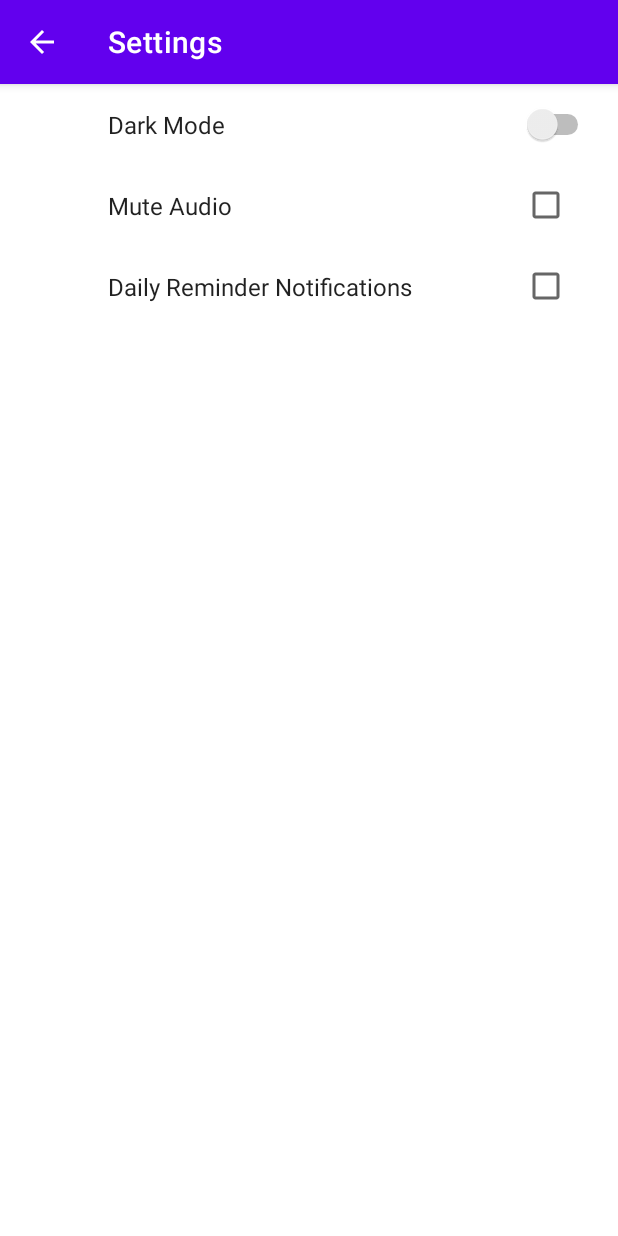
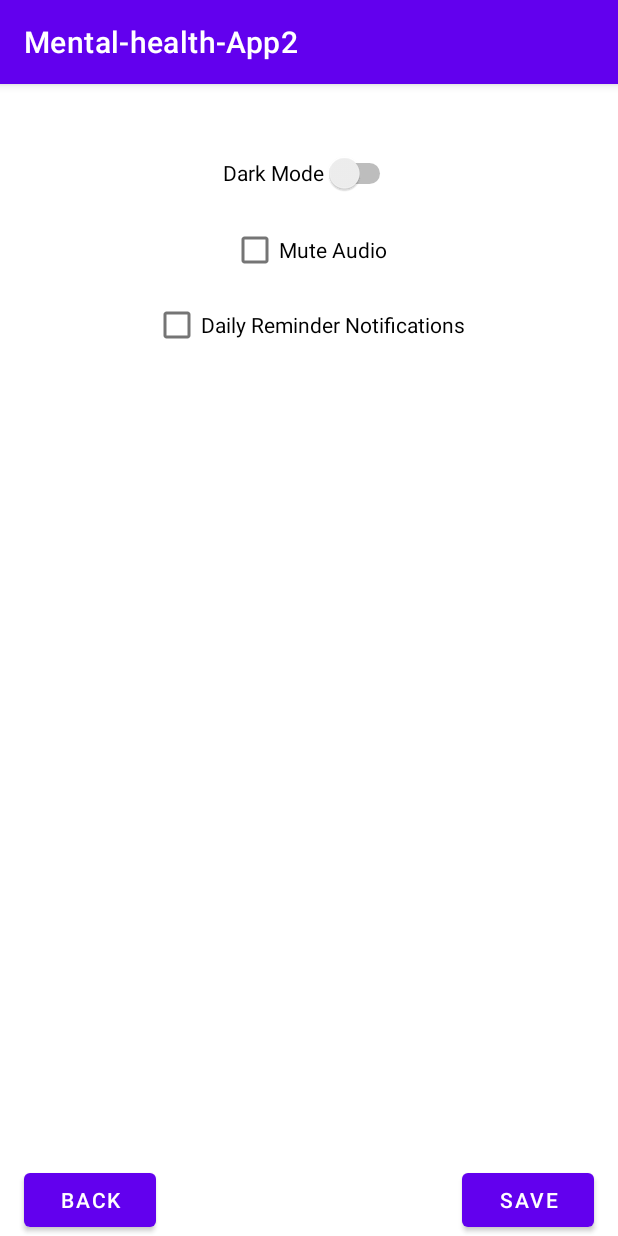
Before and after one commit to AbCoding/Mental-health-App, an Android app: the screen it shows after launch (SettingsActivity before the commit, settingspage after it), after a tap on "SETTINGS", on a phone screen of 412 x 824 dp. Run offline under Robolectric (Android 15) with nearby library versions, the phone set to English and light mode, and no system bars.

Commit message:
my final copy so u can like combine stuff

```diff
--- a/app/src/main/AndroidManifest.xml
+++ b/app/src/main/AndroidManifest.xml
@@ -12,6 +12,9 @@
         android:supportsRtl="true"
         android:theme="@style/Theme.MentalhealthApp2">
         <activity
+            android:name=".settingspage"
+            android:exported="true" />
+        <activity
             android:name=".option1"
             android:exported="true"
             android:label="@string/title_activity_option1"
@@ -22,11 +25,6 @@
         <activity
             android:name=".TrendsActivity"
             android:exported="true" />
-        <activity
-            android:name=".SettingsActivity"
-            android:exported="true"
-            android:label="@string/title_activity_settings"
-            android:parentActivityName=".MainActivity" />
         <activity
             android:name=".MainActivity"
             android:exported="true">
--- a/app/src/main/java/com/example/mental_health_app2/MainActivity.kt
+++ b/app/src/main/java/com/example/mental_health_app2/MainActivity.kt
@@ -17,7 +17,7 @@ class MainActivity : AppCompatActivity() {
 
         val SettingButton = findViewById<Button>(R.id.settingsButton)
         SettingButton?.setOnClickListener(){
-            val intent= Intent(this,SettingsActivity::class.java)
+            val intent= Intent(this,settingspage::class.java)
             startActivity(intent)
 
 
--- a/app/src/main/java/com/example/mental_health_app2/SettingsActivity.kt
+++ /dev/null
@@ -1,26 +0,0 @@
-package com.example.mental_health_app2
-
-import android.os.Bundle
-import androidx.appcompat.app.AppCompatActivity
-import androidx.preference.PreferenceFragmentCompat
-
-class SettingsActivity : AppCompatActivity() {
-
-    override fun onCreate(savedInstanceState: Bundle?) {
-        super.onCreate(savedInstanceState)
-        setContentView(R.layout.settings_activity)
-        if (savedInstanceState == null) {
-            supportFragmentManager
-                .beginTransaction()
-                .replace(R.id.settings, SettingsFragment())
-                .commit()
-        }
-        supportActionBar?.setDisplayHomeAsUpEnabled(true)
-    }
-
-    class SettingsFragment : PreferenceFragmentCompat() {
-        override fun onCreatePreferences(savedInstanceState: Bundle?, rootKey: String?) {
-            setPreferencesFromResource(R.xml.root_preferences, rootKey)
-        }
-    }
-}
--- a/app/src/main/java/com/example/mental_health_app2/option1.kt
+++ b/app/src/main/java/com/example/mental_health_app2/option1.kt
@@ -31,8 +31,6 @@ class option1 : AppCompatActivity() {
 
 
 
-
-
         val Back = findViewById<Button>(R.id.Option1Back)
         Back?.setOnClickListener() {
             val intent = Intent(this, HelpOptions::class.java)
@@ -40,6 +38,8 @@ class option1 : AppCompatActivity() {
             finish()
 
 
+
+
     }
 
 }
--- /dev/null
+++ b/app/src/main/java/com/example/mental_health_app2/settingspage.kt
@@ -0,0 +1,66 @@
+package com.example.mental_health_app2
+
+import android.content.Context
+import android.content.Intent
+import androidx.appcompat.app.AppCompatActivity
+import android.os.Bundle
+import android.widget.*
+
+class settingspage : AppCompatActivity() {
+    override fun onCreate(savedInstanceState: Bundle?) {
+        super.onCreate(savedInstanceState)
+        setContentView(R.layout.activity_settingspage)
+        //val et_text = findViewById<EditText>(R.id.et_text)
+        //val tv_text = findViewById<TextView>(R.id.tv_text)
+        val sw_switch = findViewById<Switch>(R.id.sw_switch)
+        val audio = findViewById<CheckBox>(R.id.muteaudio)
+        val notificationz = findViewById<CheckBox>(R.id.Dailynotifications)
+
+        loadData(sw_switch,audio,notificationz)
+
+        val bt_button = findViewById<Button>(R.id.bt_button)
+        bt_button.setOnClickListener{
+            saveData(sw_switch,audio,notificationz)
+
+        }
+        val Back = findViewById<Button>(R.id.back_button)
+        Back?.setOnClickListener() {
+            val intent = Intent(this, MainActivity::class.java)
+            startActivity(intent)
+            finish()}
+
+
+    }
+
+
+    private fun saveData(sw_switch:Switch,audio:CheckBox,notificationz:CheckBox) {
+        //val insertedText = et_text.text.toString()
+        //tv_text.text = insertedText
+
+        val sharedPreferences = getSharedPreferences("sharedPrefs", Context.MODE_PRIVATE)
+        val editor = sharedPreferences.edit()
+        editor.apply{
+            //putString("STRING_KEY",insertedText)
+            putBoolean("BOOLEAN_KEY",sw_switch.isChecked)
+            putBoolean("BOOLEAN_KEY1",audio.isChecked)
+            putBoolean("BOOLEAN_KEY2",notificationz.isChecked)
+        }.apply()
+
+        Toast.makeText(this,"Data saved",Toast.LENGTH_SHORT).show()
+
+    }
+
+    private fun loadData(sw_switch:Switch,audio:CheckBox,notificationz:CheckBox){
+        val sharedPreferences = getSharedPreferences("sharedPrefs", Context.MODE_PRIVATE)
+        //val savedString = sharedPreferences.getString("STRING_KEY", null)
+        val savedBoolean = sharedPreferences.getBoolean("BOOLEAN_KEY",false)
+        val savedBoolean1 = sharedPreferences.getBoolean("BOOLEAN_KEY1",false)
+        val savedBoolean2 = sharedPreferences.getBoolean("BOOLEAN_KEY2",false)
+
+        //tv_text.text = savedString
+        sw_switch.isChecked = savedBoolean
+        audio.isChecked = savedBoolean1
+        notificationz.isChecked = savedBoolean2
+    }
+
+}
--- /dev/null
+++ b/app/src/main/res/layout/activity_settingspage.xml
@@ -0,0 +1,85 @@
+<?xml version="1.0" encoding="utf-8"?>
+<androidx.constraintlayout.widget.ConstraintLayout xmlns:android="http://schemas.android.com/apk/res/android"
+    xmlns:app="http://schemas.android.com/apk/res-auto"
+    xmlns:tools="http://schemas.android.com/tools"
+    android:id="@+id/relativeLayout"
+    android:layout_width="match_parent"
+    android:layout_height="match_parent"
+    tools:context=".settingspage">
+
+
+    <Button
+        android:id="@+id/back_button"
+        android:layout_width="wrap_content"
+        android:layout_height="wrap_content"
+        android:layout_centerHorizontal="false"
+        android:layout_centerVertical="false"
+        android:text="Back"
+        app:layout_constraintBottom_toBottomOf="parent"
+        app:layout_constraintHorizontal_bias="0.049"
+        app:layout_constraintLeft_toLeftOf="parent"
+        app:layout_constraintRight_toRightOf="parent"
+
+        app:layout_constraintTop_toTopOf="parent"
+        app:layout_constraintVertical_bias="1.0" />
+
+    <Button
+        android:id="@+id/bt_button"
+        android:layout_width="wrap_content"
+        android:layout_height="wrap_content"
+        android:layout_centerHorizontal="false"
+        android:layout_centerVertical="false"
+        android:text="Save"
+        app:layout_constraintBottom_toBottomOf="parent"
+        app:layout_constraintHorizontal_bias="0.95"
+        app:layout_constraintLeft_toLeftOf="parent"
+        app:layout_constraintRight_toRightOf="parent"
+
+        app:layout_constraintTop_toTopOf="parent"
+        app:layout_constraintVertical_bias="1.0" />
+
+    <CheckBox
+        android:id="@+id/Dailynotifications"
+        android:layout_width="wrap_content"
+        android:layout_height="wrap_content"
+        android:text="Daily Reminder Notifications"
+        app:layout_constraintBottom_toBottomOf="parent"
+        app:layout_constraintEnd_toEndOf="parent"
+        app:layout_constraintStart_toStartOf="parent"
+        app:layout_constraintTop_toTopOf="parent"
+        app:layout_constraintVertical_bias="0.19" />
+
+    <CheckBox
+        android:id="@+id/muteaudio"
+        android:layout_width="wrap_content"
+        android:layout_height="wrap_content"
+        android:text="Mute Audio"
+        app:layout_constraintBottom_toBottomOf="parent"
+        app:layout_constraintEnd_toEndOf="parent"
+        app:layout_constraintStart_toStartOf="parent"
+        app:layout_constraintTop_toTopOf="parent"
+        app:layout_constraintVertical_bias="0.12" />
+
+    <Switch
+
+        android:id="@+id/sw_switch"
+        android:layout_width="wrap_content"
+        android:layout_height="wrap_content"
+        android:layout_below="@id/bt_button"
+        android:layout_centerInParent="true"
+        android:layout_centerHorizontal="false"
+        android:layout_centerVertical="false"
+        android:minWidth="48dp"
+        android:minHeight="48dp"
+        android:text="Dark Mode"
+
+        app:layout_constraintBottom_toBottomOf="parent"
+        app:layout_constraintLeft_toLeftOf="parent"
+        app:layout_constraintRight_toRightOf="parent"
+        app:layout_constraintTop_toTopOf="parent"
+        app:layout_constraintVertical_bias="0.049" />
+
+    //android:layout_above="@+id/tv_text"
+
+
+</androidx.constraintlayout.widget.ConstraintLayout>
--- a/app/src/main/res/layout/settings_activity.xml
+++ /dev/null
@@ -1,9 +0,0 @@
-<LinearLayout xmlns:android="http://schemas.android.com/apk/res/android"
-    android:layout_width="match_parent"
-    android:layout_height="match_parent">
-
-    <FrameLayout
-        android:id="@+id/settings"
-        android:layout_width="match_parent"
-        android:layout_height="match_parent" />
-</LinearLayout>
--- a/app/src/main/res/values/strings.xml
+++ b/app/src/main/res/values/strings.xml
@@ -1,7 +1,6 @@
 <resources>
     <string name="app_name">Mental-health-App2</string>
     <!-- Strings used for fragments for navigation -->
-    <string name="title_activity_settings">Settings</string>
     <!-- Strings used for fragments for navigation -->
 
     <!-- Preference Titles -->
--- a/app/src/main/res/xml/root_preferences.xml
+++ /dev/null
@@ -1,15 +0,0 @@
-<PreferenceScreen xmlns:android="http://schemas.android.com/apk/res/android"
-    xmlns:app="http://schemas.android.com/apk/res-auto">
-    <SwitchPreference
-        android:defaultValue="false"
-        android:key="switch_preference_1"
-        android:title="Dark Mode" />
-    <CheckBoxPreference
-        android:defaultValue="false"
-        android:key="check_box_preference_1"
-        android:title="Mute Audio" />
-    <CheckBoxPreference
-        android:defaultValue="false"
-        android:key="NotificationBox"
-        android:title="Daily Reminder Notifications" />
-</PreferenceScreen>
```
Also changed, not shown: app/src/main/java/com/example/mental_health_app2/HelpOptions.kt (+71 -15 lines).
